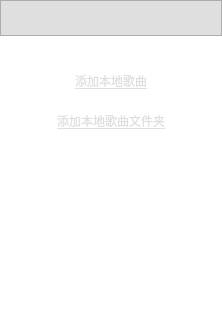
First picture: the form in VideoPlayer/videomodels/NewListItem.ui, repository huizhang556/pc-video-player, before the edit.
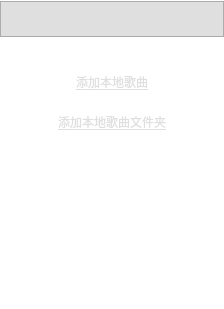
Second picture: the form after the edit. Icons and pictures are not drawn.

```diff
--- a/VideoPlayer/videomodels/NewListItem.ui
+++ b/VideoPlayer/videomodels/NewListItem.ui
@@ -6,7 +6,7 @@
    <rect>
     <x>0</x>
     <y>0</y>
-    <width>219</width>
+    <width>224</width>
     <height>309</height>
    </rect>
   </property>
@@ -28,13 +28,13 @@
     <number>0</number>
    </property>
    <property name="topMargin">
-    <number>0</number>
+    <number>1</number>
    </property>
    <property name="rightMargin">
     <number>0</number>
    </property>
    <property name="bottomMargin">
-    <number>0</number>
+    <number>1</number>
    </property>
    <item>
     <widget class="QFrame" name="frame_ltitle">
```
Left out of the diff: 4 changed lines with no effect on the pictures.
